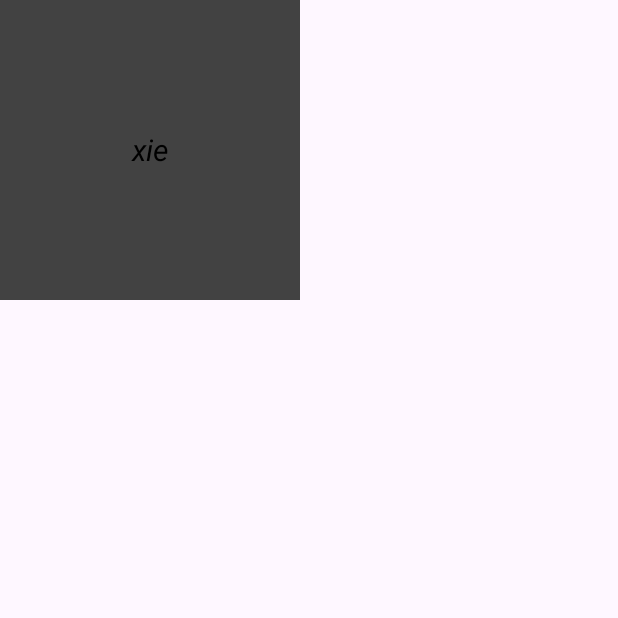
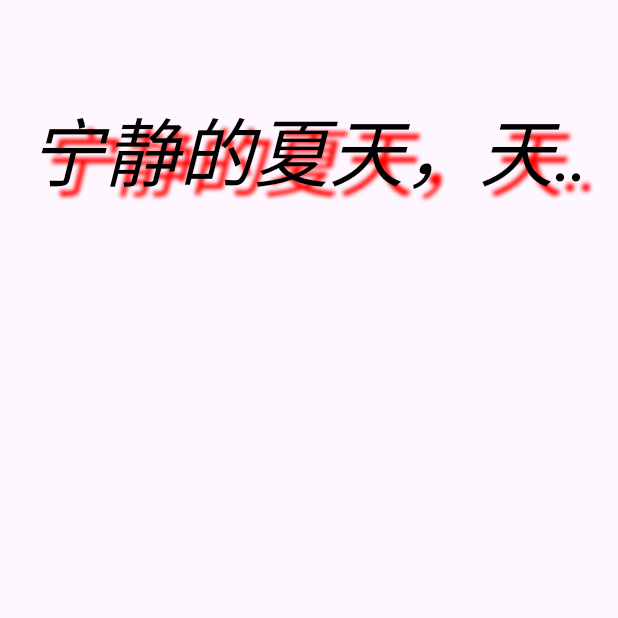
Before and after one commit to Aila-666/mytest07_04, an Android app: the screen it shows after launch (MainActivity), on a phone screen of 412 x 824 dp, the top half of it. Run offline under Robolectric (Android 15) with nearby library versions, the phone set to English and light mode, and no system bars.

Commit message:
[study][TextView] 2023/07/14
Signed-off-by: Aila-666 <1727797813@qq.com>

```diff
--- a/app/src/main/java/com/example/mytest07_04/MainActivity.java
+++ b/app/src/main/java/com/example/mytest07_04/MainActivity.java
@@ -17,7 +17,7 @@ public class MainActivity extends AppCompatActivity {
         super.onCreate(savedInstanceState);
         setContentView(R.layout.activity_main);
 
-        TextView tv_one = findViewById(R.id.tv_one);
-        tv_one.setText("xie");
+//        TextView tv_one = findViewById(R.id.tv_one);
+//        tv_one.setText("Hi, i");
     }
 }
--- /dev/null
+++ b/app/src/main/java/com/example/mytest07_04/MyTextView.java
@@ -0,0 +1,26 @@
+package com.example.mytest07_04;
+
+import android.content.Context;
+import android.util.AttributeSet;
+import android.widget.TextView;
+
+import androidx.annotation.Nullable;
+
+public class MyTextView extends TextView {
+    public MyTextView(Context context) {
+        super(context);
+    }
+
+    public MyTextView(Context context, @Nullable AttributeSet attrs) {
+        super(context, attrs);
+    }
+
+    public MyTextView(Context context, @Nullable AttributeSet attrs, int defStyleAttr) {
+        super(context, attrs, defStyleAttr);
+    }
+
+    @Override
+    public boolean isFocused() {
+        return true;
+    }
+}
--- a/app/src/main/res/layout/activity_main.xml
+++ b/app/src/main/res/layout/activity_main.xml
@@ -5,13 +5,23 @@
     android:orientation="vertical">
 
     <TextView
-        android:layout_width="200dp"
+        android:layout_width="match_parent"
         android:layout_height="200dp"
         android:id="@+id/tv_one"
         android:text="@string/tv_one"
         android:textColor="@color/black"
         android:textStyle="italic"
-        android:textSize="20sp"
-        android:background="@color/cardview_dark_background"
-        android:gravity="center"/>
+        android:textSize="50sp"
+        android:shadowColor="@color/red"
+        android:shadowRadius="3.0"
+        android:singleLine="true"
+        android:ellipsize="marquee"
+        android:marqueeRepeatLimit="marquee_forever"
+        android:focusableInTouchMode="true"
+        android:clickable="true"
+        android:shadowDx="10.0"
+        android:shadowDy="10.0"
+        android:gravity="center">
+        <requestFocus/>
+    </TextView>
 </LinearLayout>
--- a/app/src/main/res/values/colors.xml
+++ b/app/src/main/res/values/colors.xml
@@ -2,4 +2,5 @@
 <resources>
     <color name="black">#FF000000</color>
     <color name="white">#FFFFFFFF</color>
+    <color name="red">#FFFF0000</color>
 </resources>
--- a/app/src/main/res/values/strings.xml
+++ b/app/src/main/res/values/strings.xml
@@ -1,4 +1,4 @@
 <resources>
     <string name="app_name">mytest07_04</string>
-    <string name="tv_one">Hollow world</string>
+    <string name="tv_one">宁静的夏天，天空中繁星点点，心里头有些思念，思念着你的脸。我可以假装看不见，也可以偷偷的想念。</string>
 </resources>
```
